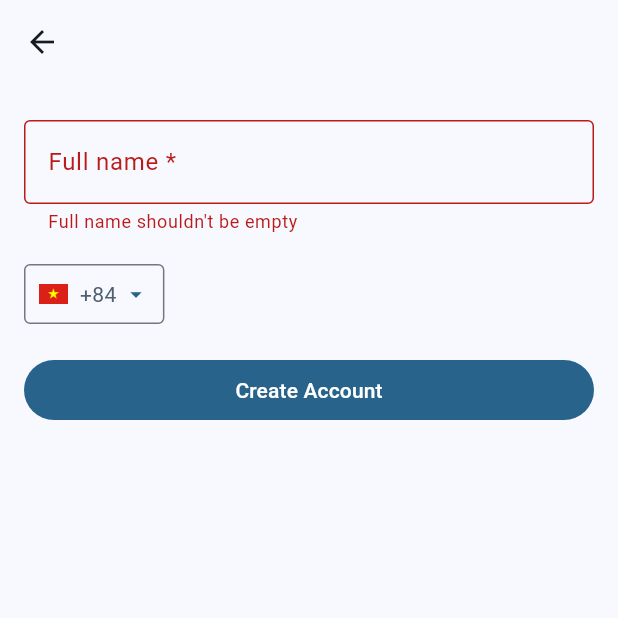
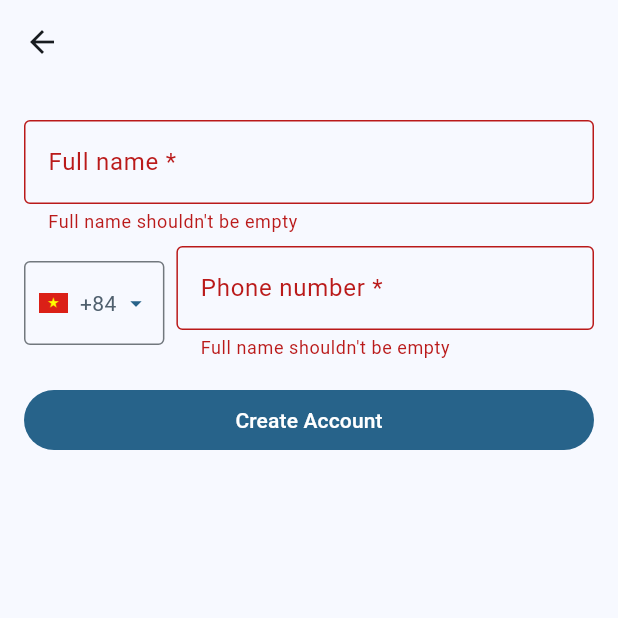
Before and after one commit to TommyNhatNguyen/bill-share, a Flutter app: the RegisterScreenCreate screen opened by its route, after a tap on "Create Account", on a phone screen of 412 x 824 dp, the top half of it. Run offline on Flutter 3.47's test engine with Material 3 defaults, Android fonts, the phone set to English and light mode, and no system bars; our stand-ins replace cloud_firestore, equatable, firebase_auth, firebase_core, flutter_bloc, go_router; accounts and stored records are empty.

Commit message:
feat: create account step 2

```diff
--- a/lib/core/ui/phone_picker.dart
+++ b/lib/core/ui/phone_picker.dart
@@ -78,7 +78,9 @@ class PhonePicker extends StatelessWidget {
 
   @override
   Widget build(BuildContext context) {
-    return OutlinedButton.icon(
+    return SizedBox(
+      height: 56,
+      child: OutlinedButton.icon(
         onPressed: () => _dialogBuilder(context),
         style: OutlinedButton.styleFrom(
           shape: RoundedRectangleBorder(borderRadius: BorderRadius.circular(4)),
@@ -99,6 +101,7 @@ class PhonePicker extends StatelessWidget {
             const Icon(Icons.arrow_drop_down),
           ],
         ),
+      ),
     );
   }
 }
--- a/lib/views/register-screen/register_screen_create.dart
+++ b/lib/views/register-screen/register_screen_create.dart
@@ -23,6 +23,7 @@ class RegisterScreenCreate extends StatefulWidget {
 class _RegisterScreenCreateState extends State<RegisterScreenCreate> {
   final GlobalKey<FormState> _formKey = GlobalKey<FormState>();
   final fullNameController = TextEditingController();
+  final phoneController = TextEditingController();
   final phoneNumberZoneController = TextEditingController(
     text: PhoneNumberZone.vn.value,
   );
@@ -113,7 +114,7 @@ class _RegisterScreenCreateState extends State<RegisterScreenCreate> {
                     return null;
                   },
                 ),
-                const SizedBox(height: 16),
+                const SizedBox(height: 8),
                 Row(
                   children: [
                     PhonePicker(
@@ -126,6 +127,24 @@ class _RegisterScreenCreateState extends State<RegisterScreenCreate> {
                           phoneNumberZoneController.text = value!.value;
                         });
                       },
+                    ),
+                    const SizedBox(width: 8),
+                    Expanded(
+                      child: TextFormField(
+                        controller: phoneController,
+                        decoration: const InputDecoration(
+                          border: OutlineInputBorder(),
+                          label: Text("Phone number *"),
+                          hintText: "Enter phone number",
+                        ),
+                        keyboardType: TextInputType.phone,
+                        validator: (value) {
+                          if (value == null || value.isEmpty) {
+                            return "Full name shouldn't be empty";
+                          }
+                          return null;
+                        },
+                      ),
                     ),
                   ],
                 ),
```
Lines whose indentation alone changed are shown as unchanged.
